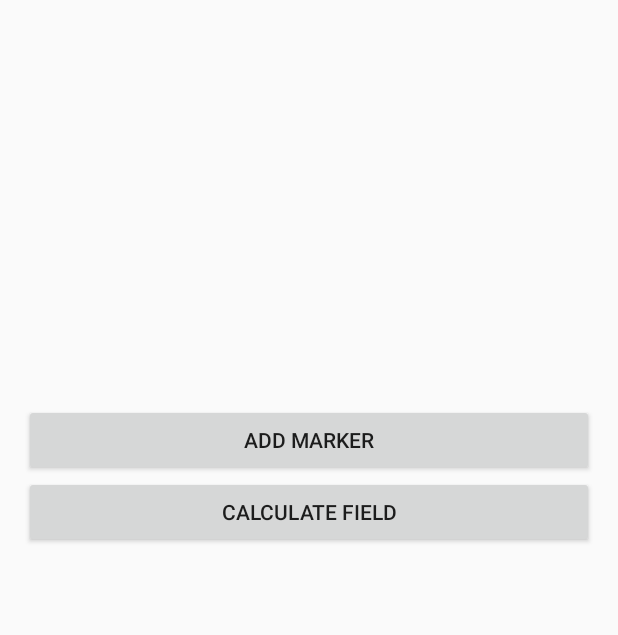
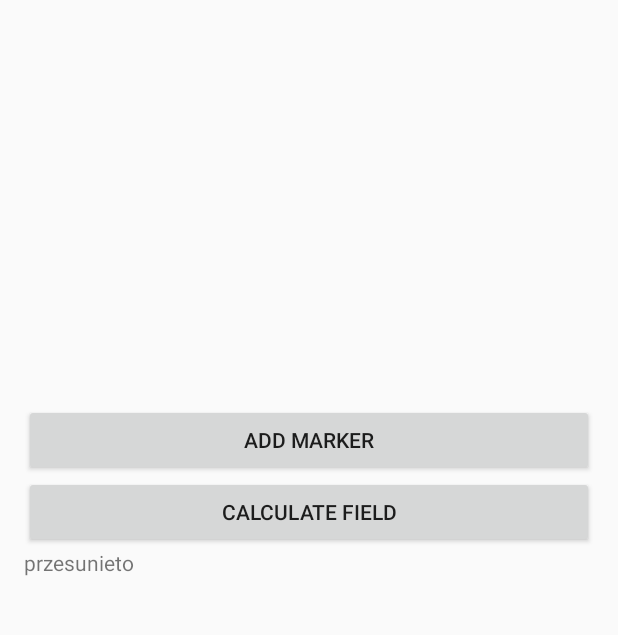
Before and after one commit to maciekhtc/GPS-Angle, an Android app: the screen it shows after launch (MainActivity), after a tap on "ADD MARKER", on a phone screen of 412 x 824 dp, the part 161-796 px from its top. Run offline under Robolectric (Android 15) with nearby library versions, the phone set to English and light mode, and no system bars; 5 statements that could not run were skipped.

Commit message:
Useless change just to check

```diff
--- a/app/src/main/java/com/gmail/maciekhtc/gpsangle/MainActivity.java
+++ b/app/src/main/java/com/gmail/maciekhtc/gpsangle/MainActivity.java
@@ -49,7 +49,7 @@ public class MainActivity extends AppCompatActivity implements OnMapReadyCallbac
                 newMarker.draggable(true);
                 newMarker.title(newLatLng.toString());
                 mPoints.put(mMap.addMarker(newMarker), newLoc);
-                //textView1.setText(newLatLng.toString());
+                textView1.setText("przesunieto");
             }
         });
 
```
